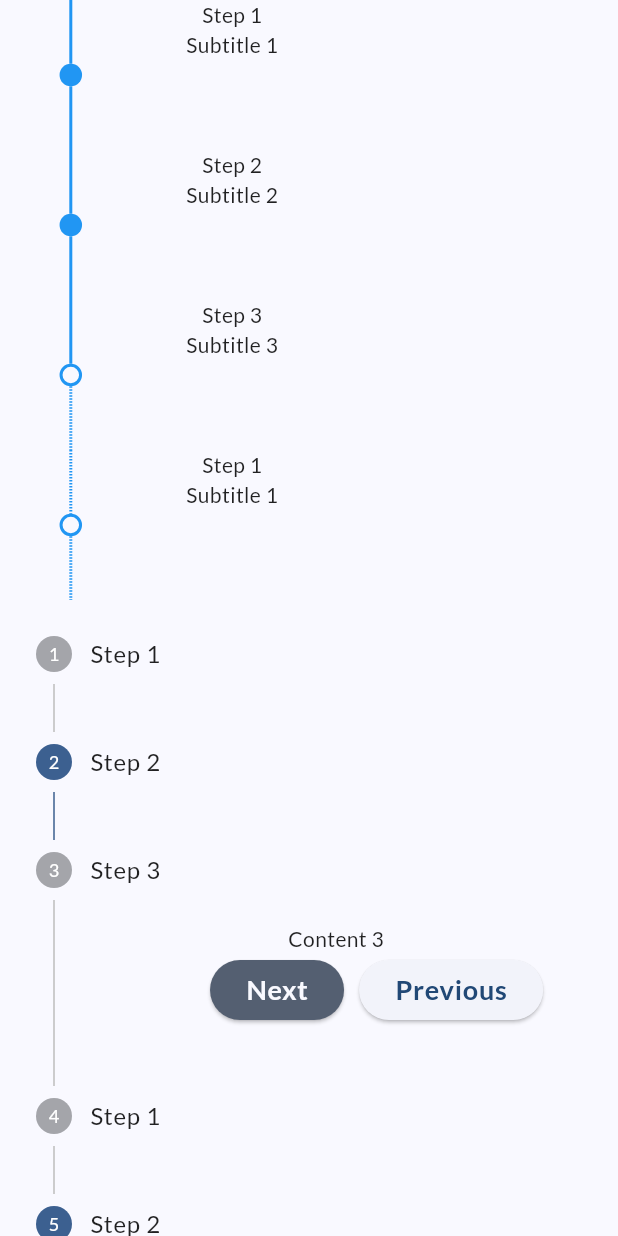
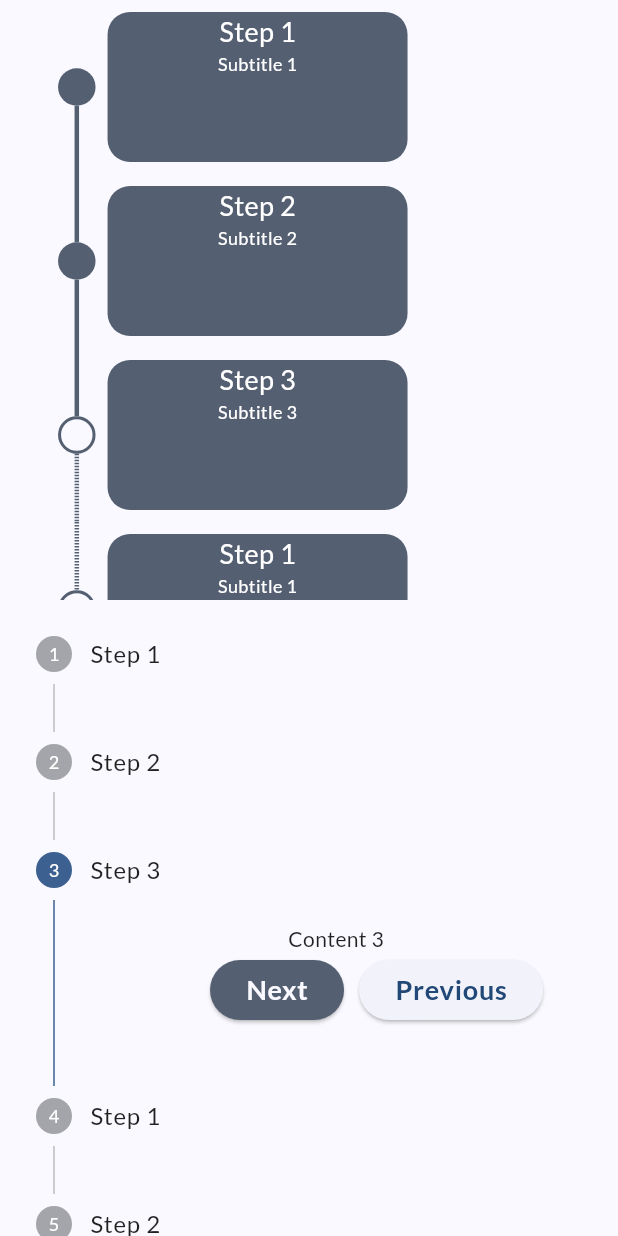
Before and after one commit to PalGabani/Business_Bridge, a Flutter app: what dashboard_page() shows on an empty page, opened directly, after a tap on "Next", on a phone screen of 412 x 824 dp. Run offline on Flutter 3.47's test engine with Material 2 defaults, Android fonts, the light colour scheme and no system bars; drawn by our look-alikes of timelines; our stand-ins replace flutter_riverpod, google_fonts, riverpod, transparent_image; missing offline and left inert: casa_vertical_stepper, dart:ffi.

Commit message:
stepper and timeline  complete ..

```diff
--- a/lib/screens/dashboard_page.dart
+++ b/lib/screens/dashboard_page.dart
@@ -15,12 +15,12 @@
   bool _stepervalue = false;
 
   final steps = [
-    {'title': 'Step 1', 'subtitle': 'Subtitle 1', 'content': 'Content 1','active':'1'},
-    {'title': 'Step 2', 'subtitle': 'Subtitle 2', 'content': 'Content 2','active':'2'},
-    {'title': 'Step 3', 'subtitle': 'Subtitle 3', 'content': 'Content 3','active':'3'},
-    {'title': 'Step 1', 'subtitle': 'Subtitle 1', 'content': 'Content 1','active':'1'},
-    {'title': 'Step 2', 'subtitle': 'Subtitle 2', 'content': 'Content 2','active':'2'},
-    {'title': 'Step 3', 'subtitle': 'Subtitle 3', 'content': 'Content 3','active':'3'},
+    {'title': 'Step 1', 'subtitle': 'Subtitle 1', 'content': 'Content 1','active':'0'},
+    {'title': 'Step 2', 'subtitle': 'Subtitle 2', 'content': 'Content 2','active':'1'},
+    {'title': 'Step 3', 'subtitle': 'Subtitle 3', 'content': 'Content 3','active':'2'},
+    {'title': 'Step 1', 'subtitle': 'Subtitle 1', 'content': 'Content 4','active':'3'},
+    {'title': 'Step 2', 'subtitle': 'Subtitle 2', 'content': 'Content 5','active':'4'},
+    {'title': 'Step 3', 'subtitle': 'Subtitle 3', 'content': 'Content 6','active':'5'},
   ];
 
   @override
--- a/lib/widgets/timeline_stepper_widget.dart
+++ b/lib/widgets/timeline_stepper_widget.dart
@@ -23,9 +23,18 @@
         children: [
           Container(
             height: 400,
+
             child: Timeline.tileBuilder(
               theme: TimelineTheme.of(context).copyWith(
+                color: Theme.of(context).colorScheme.secondary,
+                indicatorTheme: IndicatorThemeData(
+                  color: Theme.of(context).colorScheme.secondary,
+                  size: 25,
+                ),
                 nodePosition: 0.1,
+                connectorTheme: ConnectorThemeData(
+                  thickness: 3,
+                ),
               ),
                 builder: TimelineTileBuilder.connectedFromStyle(
                   itemCount: widget.steps.length,
@@ -33,19 +42,39 @@
                     return (index < _currentStep) ? ConnectorStyle.solidLine : ConnectorStyle.dashedLine;
                   } ,
                   indicatorStyleBuilder: (context, index) {
-                    return (index < _currentStep) ? IndicatorStyle.dot : IndicatorStyle.outlined;
+                    return   (index < _currentStep)
+                        ? IndicatorStyle.dot
+                        : IndicatorStyle.outlined;
                   },
                   contentsAlign: ContentsAlign.basic,
-
+                  firstConnectorStyle: ConnectorStyle.transparent,
+                  lastConnectorStyle: ConnectorStyle.transparent,
                   contentsBuilder: (context, index) {
-                    return Container(
-                      width: 200,
-                      height: 100,
-                      child: Column(
-                        children: [
-                          Text(widget.steps[index]['title']!,),
-                          Text(widget.steps[index]['subtitle']!,),
-                        ],
+                    return Padding(
+                      padding: const EdgeInsets.all(8.0),
+                      child: Container(
+                        width: 200,
+                        height: 100,
+                        decoration: BoxDecoration(
+                          color: Theme.of(context).colorScheme.secondary,
+                          borderRadius: BorderRadius.circular(15),
+                        ),
+                        child: Column(
+                          children: [
+                            Text(widget.steps[index]['title']!,
+                                style: TextStyle(
+                                  color: Colors.white,
+                                  fontSize: 18
+                                )
+                            ),
+                            Text(widget.steps[index]['subtitle']!,
+                                style: TextStyle(
+                                    color: Colors.white,
+                                    fontSize: 12
+                                )
+                            ),
+                          ],
+                        ),
                       ),
                     );
                   },
@@ -57,6 +86,7 @@
           Stepper(
             physics: ClampingScrollPhysics(),
             currentStep: _currentStep,
+
             onStepContinue: () {
               setState(() {
                 _currentStep < widget.steps.length - 1
@@ -115,6 +145,8 @@
                           context: context,
                           builder: (BuildContext context) => AlertDialog(
                             title: const Text('Task Completed'),
+                            backgroundColor: Theme.of(context).colorScheme.background,
+                            elevation: 5,
                             content: const Text('Good job , you completed your task '),
                             actions: <Widget>[
                               TextButton(
--- a/pubspec.yaml
+++ b/pubspec.yaml
@@ -40,7 +40,6 @@
   transparent_image: ^2.0.1
   intl: ^0.17.0
   timelines:
-  timeline_tile: ^2.0.0
   casa_vertical_stepper: ^0.0.5
   flutter_staggered_grid_view: ^0.7.0
 
```
Also changed, not shown: lib/data/dummy_data.dart (+12 -12 lines), pubspec.lock.
